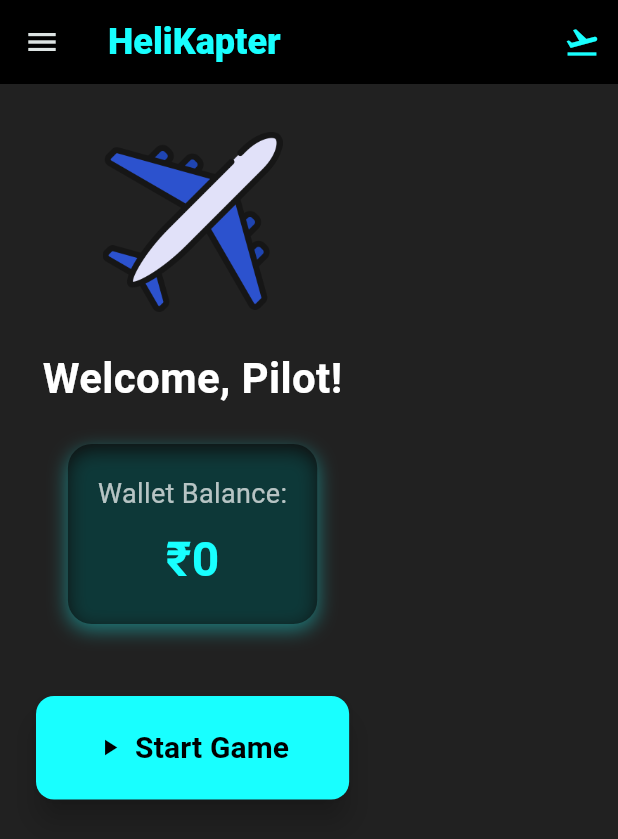
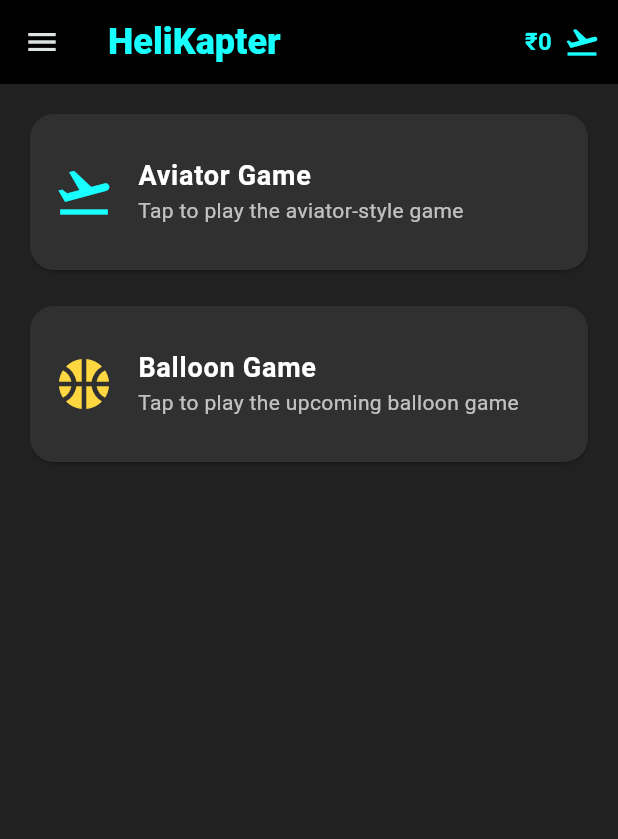
Before and after one commit to vahid454/helikapter, a Flutter app: the HomeScreen screen opened directly, on a phone screen of 412 x 824 dp. Shown: the top 839 px of the screen. Run offline on Flutter 3.47's test engine with Material 3 defaults, Android fonts, the light colour scheme and no system bars; our stand-ins replace animated_text_kit, audioplayers, cloud_firestore, confetti, firebase_auth, firebase_core and 2 more; missing offline and left inert: razorpay_flutter; accounts and stored records are empty.

```diff
--- a/lib/screens/home/home_screen.dart
+++ b/lib/screens/home/home_screen.dart
@@ -39,73 +39,53 @@ class _HomeScreenState extends State<HomeScreen> {
             color: Colors.cyanAccent,
           ),
         ),
-        actions: const [
+        actions: [
           Padding(
+            padding: const EdgeInsets.only(right: 8.0),
+            child: ValueListenableBuilder<int>(
+              valueListenable: _walletBalance,
+              builder: (context, value, _) {
+                return Text('₹$value', style: const TextStyle(color: Colors.cyanAccent, fontWeight: FontWeight.bold, fontSize: 16));
+              },
+            ),
+          ),
+          const Padding(
             padding: EdgeInsets.only(right: 12.0),
             child: Icon(Icons.flight_takeoff, color: Colors.cyanAccent),
-          )
+          ),
         ],
       ),
-      body: Padding(
-        padding: const EdgeInsets.symmetric(horizontal: 24.0, vertical: 32),
-        child: Column(
-          crossAxisAlignment: CrossAxisAlignment.center,
-          children: [
-            Image.asset('assets/images/airplane.png', width: 120),
-            const SizedBox(height: 24),
-            const Text(
-              'Welcome, Pilot!',
-              style: TextStyle(fontSize: 28, fontWeight: FontWeight.bold, color: Colors.white),
-              textAlign: TextAlign.center,
-            ),
-            const SizedBox(height: 24),
-            Container(
-              padding: const EdgeInsets.all(20),
-              decoration: BoxDecoration(
-                color: Colors.black54,
-                borderRadius: BorderRadius.circular(16),
-                boxShadow: [
-                  BoxShadow(
-                    color: Colors.cyanAccent.withOpacity(0.4),
-                    blurRadius: 10,
-                    offset: const Offset(0, 4),
-                  ),
-                ],
-              ),
-              child: Column(
-                children: [
-                  const Text('Wallet Balance:', style: TextStyle(fontSize: 18, color: Colors.white70)),
-                  const SizedBox(height: 8),
-                  ValueListenableBuilder<int>(
-                    valueListenable: _walletBalance,
-                    builder: (context, value, _) {
-                      return Text('₹$value', style: const TextStyle(fontSize: 32, fontWeight: FontWeight.bold, color: Colors.cyanAccent));
-                    },
-                  ),
-                ],
-              ),
-            ),
-            const SizedBox(height: 48),
-            ElevatedButton.icon(
-              style: ElevatedButton.styleFrom(
-                backgroundColor: Colors.cyanAccent,
-                padding: const EdgeInsets.symmetric(horizontal: 40, vertical: 20),
-                shape: RoundedRectangleBorder(borderRadius: BorderRadius.circular(12)),
-                elevation: 8,
-              ),
-              icon: const Icon(Icons.play_arrow, color: Colors.black),
-              label: const Text(
-                'Start Game',
-                style: TextStyle(color: Colors.black, fontSize: 20, fontWeight: FontWeight.bold),
-              ),
-              onPressed: () {
-                Navigator.of(context).push(
-                  MaterialPageRoute(builder: (_) => const GameScreen()),
-                );
+      body: ListView(
+        padding: const EdgeInsets.all(16),
+        children: [
+          Card(
+            color: Colors.grey[850],
+            shape: RoundedRectangleBorder(borderRadius: BorderRadius.circular(16)),
+            child: ListTile(
+              contentPadding: const EdgeInsets.all(16),
+              leading: Icon(Icons.flight_takeoff, color: Colors.cyanAccent, size: 40),
+              title: const Text('Aviator Game', style: TextStyle(color: Colors.white, fontSize: 18, fontWeight: FontWeight.bold)),
+              subtitle: const Text('Tap to play the aviator-style game', style: TextStyle(color: Colors.white70)),
+              onTap: () {
+                Navigator.of(context).push(MaterialPageRoute(builder: (_) => const GameScreen()));
               },
             ),
-          ],
-        ),
+          ),
+          const SizedBox(height: 16),
+          Card(
+            color: Colors.grey[850],
+            shape: RoundedRectangleBorder(borderRadius: BorderRadius.circular(16)),
+            child: ListTile(
+              contentPadding: const EdgeInsets.all(16),
+              leading: Icon(Icons.sports_basketball, color: Colors.amberAccent, size: 40),
+              title: const Text('Balloon Game', style: TextStyle(color: Colors.white, fontSize: 18, fontWeight: FontWeight.bold)),
+              subtitle: const Text('Tap to play the upcoming balloon game', style: TextStyle(color: Colors.white70)),
+              onTap: () {
+                ScaffoldMessenger.of(context).showSnackBar(const SnackBar(content: Text('Balloon game coming soon!')));
+              },
+            ),
+          ),
+        ],
       ),
       backgroundColor: Colors.grey[900],
       drawer: Drawer(
```
Also changed, not shown: 2 other files.
